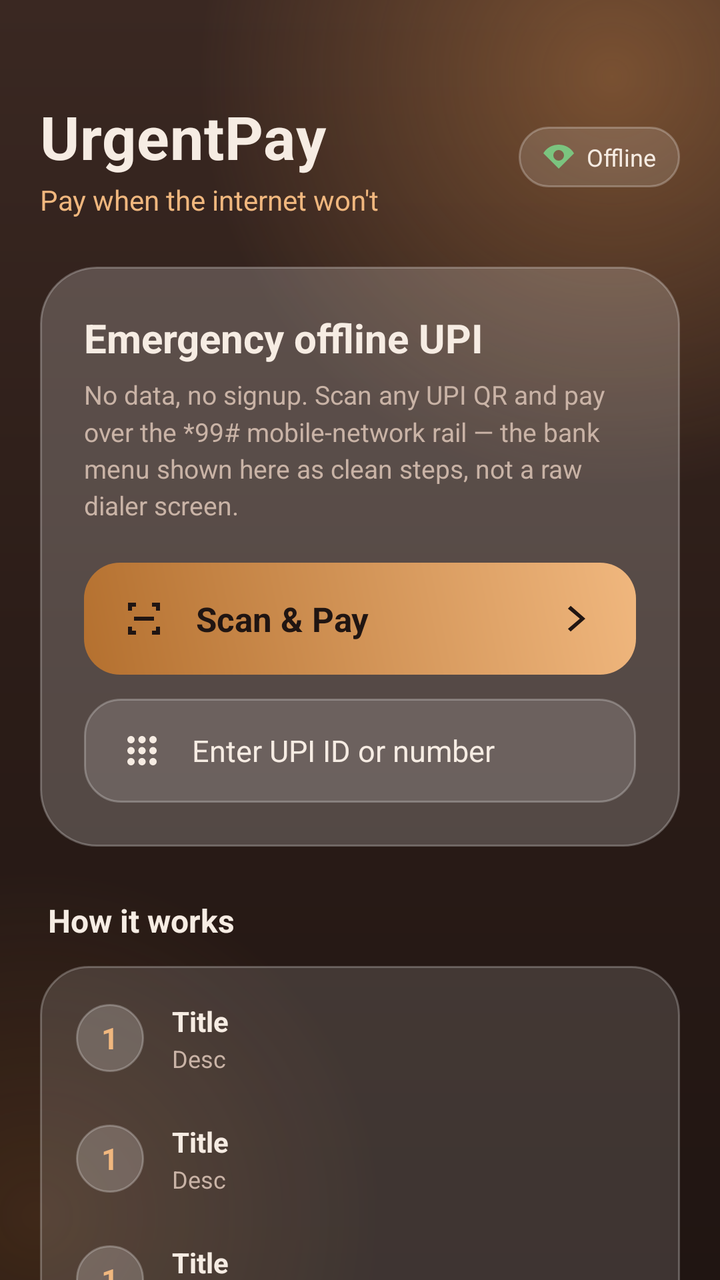
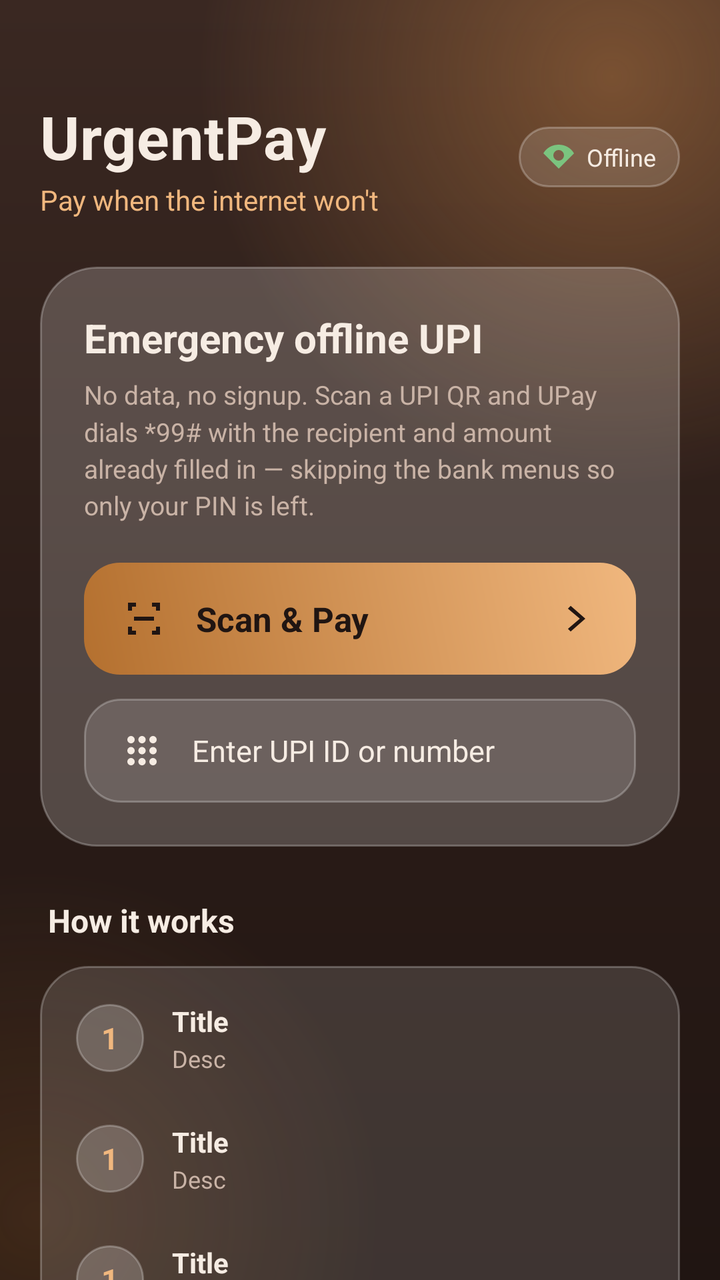

Two renders of the same Android screen: before a commit and after it. Below are the layout's source before the change and the commit's diff.
<!-- AndroidManifest.xml: application theme Theme.UrgentPay -->
<!-- res/layout/activity_main.xml -->
<?xml version="1.0" encoding="utf-8"?>
<ScrollView xmlns:android="http://schemas.android.com/apk/res/android"
    xmlns:app="http://schemas.android.com/apk/res-auto"
    android:layout_width="match_parent"
    android:layout_height="match_parent"
    android:background="@drawable/bg_app"
    android:fillViewport="true"
    android:scrollbars="none">

    <LinearLayout
        android:layout_width="match_parent"
        android:layout_height="wrap_content"
        android:orientation="vertical"
        android:paddingHorizontal="20dp"
        android:paddingTop="48dp"
        android:paddingBottom="28dp">

        
        <LinearLayout
            android:layout_width="match_parent"
            android:layout_height="wrap_content"
            android:gravity="center_vertical"
            android:orientation="horizontal">

            <LinearLayout
                android:layout_width="0dp"
                android:layout_height="wrap_content"
                android:layout_weight="1"
                android:orientation="vertical">

                <TextView
                    android:layout_width="wrap_content"
                    android:layout_height="wrap_content"
                    android:text="@string/app_name"
                    android:textColor="@color/cream"
                    android:textSize="30sp"
                    android:textStyle="bold"
                    android:letterSpacing="0.01" />

                <TextView
                    android:layout_width="wrap_content"
                    android:layout_height="wrap_content"
                    android:layout_marginTop="2dp"
                    android:text="@string/tagline"
                    android:textColor="@color/copper_light"
                    android:textSize="14sp" />
            </LinearLayout>

            <LinearLayout
                android:layout_width="wrap_content"
                android:layout_height="wrap_content"
                android:background="@drawable/pill"
                android:gravity="center_vertical"
                android:orientation="horizontal"
                android:paddingHorizontal="12dp"
                android:paddingVertical="7dp">

                <ImageView
                    android:layout_width="16dp"
                    android:layout_height="16dp"
                    android:src="@drawable/ic_offline" />

                <TextView
                    android:layout_width="wrap_content"
                    android:layout_height="wrap_content"
                    android:layout_marginStart="6dp"
                    android:text="@string/offline_ready"
                    android:textColor="@color/cream"
                    android:textSize="12sp" />
            </LinearLayout>
        </LinearLayout>

        
        <LinearLayout
            android:layout_width="match_parent"
            android:layout_height="wrap_content"
            android:layout_marginTop="24dp"
            android:background="@drawable/glass_card_strong"
            android:orientation="vertical"
            android:padding="22dp">

            <TextView
                android:layout_width="wrap_content"
                android:layout_height="wrap_content"
                android:text="@string/hero_title"
                android:textColor="@color/cream"
                android:textSize="20sp"
                android:textStyle="bold" />

            <TextView
                android:layout_width="match_parent"
                android:layout_height="wrap_content"
                android:layout_marginTop="6dp"
                android:text="@string/hero_sub"
                android:textColor="@color/cream_muted"
                android:textSize="13sp"
                android:lineSpacingMultiplier="1.2" />

            
            <LinearLayout
                android:id="@+id/btnScan"
                android:layout_width="match_parent"
                android:layout_height="wrap_content"
                android:layout_marginTop="20dp"
                android:background="@drawable/btn_copper"
                android:gravity="center_vertical"
                android:orientation="horizontal"
                android:paddingHorizontal="18dp"
                android:paddingVertical="16dp"
                android:clickable="true"
                android:focusable="true">

                <ImageView
                    android:layout_width="24dp"
                    android:layout_height="24dp"
                    android:src="@drawable/ic_scan" />

                <TextView
                    android:layout_width="0dp"
                    android:layout_height="wrap_content"
                    android:layout_weight="1"
                    android:layout_marginStart="14dp"
                    android:text="@string/scan_and_pay"
                    android:textColor="@color/cocoa_900"
                    android:textSize="17sp"
                    android:textStyle="bold" />

                <ImageView
                    android:layout_width="22dp"
                    android:layout_height="22dp"
                    android:src="@drawable/ic_arrow" />
            </LinearLayout>

            
            <LinearLayout
                android:id="@+id/btnManual"
                android:layout_width="match_parent"
                android:layout_height="wrap_content"
                android:layout_marginTop="12dp"
                android:background="@drawable/btn_ghost"
                android:gravity="center_vertical"
                android:orientation="horizontal"
                android:paddingHorizontal="18dp"
                android:paddingVertical="15dp"
                android:clickable="true"
                android:focusable="true">

                <ImageView
                    android:layout_width="22dp"
                    android:layout_height="22dp"
                    android:src="@drawable/ic_keypad" />

                <TextView
                    android:layout_width="0dp"
                    android:layout_height="wrap_content"
                    android:layout_weight="1"
                    android:layout_marginStart="14dp"
                    android:text="@string/enter_manually"
                    android:textColor="@color/cream"
                    android:textSize="15sp" />
            </LinearLayout>
        </LinearLayout>

        
        <TextView
            android:layout_width="wrap_content"
            android:layout_height="wrap_content"
            android:layout_marginTop="26dp"
            android:layout_marginStart="4dp"
            android:text="@string/how_title"
            android:textColor="@color/cream"
            android:textSize="16sp"
            android:textStyle="bold" />

        <LinearLayout
            android:layout_width="match_parent"
            android:layout_height="wrap_content"
            android:layout_marginTop="12dp"
            android:background="@drawable/glass_card"
            android:orientation="vertical"
            android:padding="6dp">

            <include layout="@layout/item_step" android:id="@+id/step1" />
            <include layout="@layout/item_step" android:id="@+id/step2" />
            <include layout="@layout/item_step" android:id="@+id/step3" />
        </LinearLayout>

        
        <LinearLayout
            android:layout_width="match_parent"
            android:layout_height="wrap_content"
            android:layout_marginTop="16dp"
            android:background="@drawable/glass_card"
            android:gravity="center_vertical"
            android:orientation="horizontal"
            android:padding="16dp">

            <ImageView
                android:layout_width="26dp"
                android:layout_height="26dp"
                android:src="@drawable/ic_shield" />

            <TextView
                android:layout_width="0dp"
                android:layout_height="wrap_content"
                android:layout_weight="1"
                android:layout_marginStart="14dp"
                android:text="@string/security_note"
                android:textColor="@color/cream_muted"
                android:textSize="12sp"
                android:lineSpacingMultiplier="1.15" />
        </LinearLayout>

        <TextView
            android:layout_width="match_parent"
            android:layout_height="wrap_content"
            android:layout_marginTop="18dp"
            android:text="@string/disclaimer"
            android:textColor="@color/cream_muted"
            android:textSize="11sp"
            android:alpha="0.8"
            android:lineSpacingMultiplier="1.15" />
    </LinearLayout>
</ScrollView>
<!-- res/layout/item_step.xml (included above) -->
<?xml version="1.0" encoding="utf-8"?>
<LinearLayout xmlns:android="http://schemas.android.com/apk/res/android"
    android:layout_width="match_parent"
    android:layout_height="wrap_content"
    android:gravity="center_vertical"
    android:orientation="horizontal"
    android:padding="12dp">

    <TextView
        android:id="@+id/stepNum"
        android:layout_width="34dp"
        android:layout_height="34dp"
        android:background="@drawable/circle_glass"
        android:gravity="center"
        android:text="1"
        android:textColor="@color/copper_light"
        android:textSize="15sp"
        android:textStyle="bold" />

    <LinearLayout
        android:layout_width="0dp"
        android:layout_height="wrap_content"
        android:layout_weight="1"
        android:layout_marginStart="14dp"
        android:orientation="vertical">

        <TextView
            android:id="@+id/stepTitle"
            android:layout_width="wrap_content"
            android:layout_height="wrap_content"
            android:text="Title"
            android:textColor="@color/cream"
            android:textSize="14sp"
            android:textStyle="bold" />

        <TextView
            android:id="@+id/stepDesc"
            android:layout_width="match_parent"
            android:layout_height="wrap_content"
            android:layout_marginTop="1dp"
            android:text="Desc"
            android:textColor="@color/cream_muted"
            android:textSize="12sp"
            android:lineSpacingMultiplier="1.1" />
    </LinearLayout>
</LinearLayout>
<!-- resources referenced by this layout -->
<resources>
  <color name="cocoa_900">#201512</color>
  <color name="copper_light">#F0B77E</color>
  <color name="cream">#F6ECE3</color>
  <color name="cream_muted">#C9B3A6</color>
  <!-- drawable btn_copper (drawable) -->
  <?xml version="1.0" encoding="utf-8"?>
  <shape xmlns:android="http://schemas.android.com/apk/res/android" android:shape="rectangle">
      <gradient android:angle="45" android:startColor="@color/copper_dark" android:endColor="@color/copper_light" />
      <corners android:radius="18dp" />
  </shape>
  <!-- drawable btn_ghost (drawable) -->
  <?xml version="1.0" encoding="utf-8"?>
  <shape xmlns:android="http://schemas.android.com/apk/res/android" android:shape="rectangle">
      <solid android:color="@color/glass_fill" />
      <corners android:radius="18dp" />
      <stroke android:width="1dp" android:color="@color/glass_stroke" />
  </shape>
  <!-- drawable circle_glass (drawable) -->
  <?xml version="1.0" encoding="utf-8"?>
  <shape xmlns:android="http://schemas.android.com/apk/res/android" android:shape="oval">
      <solid android:color="@color/glass_fill_strong" />
      <stroke android:width="1dp" android:color="@color/glass_stroke" />
  </shape>
  <!-- drawable glass_card (drawable) -->
  <?xml version="1.0" encoding="utf-8"?>
  <shape xmlns:android="http://schemas.android.com/apk/res/android" android:shape="rectangle">
      <solid android:color="@color/glass_fill" />
      <corners android:radius="24dp" />
      <stroke android:width="1dp" android:color="@color/glass_stroke" />
  </shape>
  <!-- drawable ic_arrow (drawable) -->
  <vector xmlns:android="http://schemas.android.com/apk/res/android" android:width="24dp" android:height="24dp" android:viewportWidth="24" android:viewportHeight="24">
    <path android:fillColor="#201512" android:pathData="M8,5l8,7 -8,7 -1.5,-1.5L13,12 6.5,6.5z"/>
  </vector>
  <!-- drawable ic_scan (drawable) -->
  <vector xmlns:android="http://schemas.android.com/apk/res/android" android:width="24dp" android:height="24dp" android:viewportWidth="24" android:viewportHeight="24">
    <path android:fillColor="#201512" android:pathData="M4,4h4v2H6v2H4zM16,4h4v4h-2V6h-2zM4,16h2v2h2v2H4zM18,16h2v4h-4v-2h2zM7,11h10v2H7z"/>
  </vector>
  <!-- drawable pill (drawable) -->
  <?xml version="1.0" encoding="utf-8"?>
  <shape xmlns:android="http://schemas.android.com/apk/res/android" android:shape="rectangle">
      <solid android:color="@color/glass_fill" />
      <corners android:radius="100dp" />
      <stroke android:width="1dp" android:color="@color/glass_stroke" />
  </shape>
  <string name="app_name">UrgentPay</string>
  <string name="disclaimer">UrgentPay is an independent utility. It is not affiliated with, endorsed by, or connected to NPCI, UPI, BHIM, or any bank. Payments are completed by your bank over the *99# / IVR telecom rails. Availability depends on your bank and SIM — no app can guarantee a transfer.</string>
  <string name="enter_manually">Enter UPI ID or number</string>
  <string name="hero_sub">No data, no signup. Scan any UPI QR and pay over the *99# mobile-network rail — the bank menu shown here as clean steps, not a raw dialer screen.</string>
  <string name="hero_title">Emergency offline UPI</string>
  <string name="how_title">How it works</string>
  <string name="offline_ready">Offline</string>
  <string name="scan_and_pay">Scan &amp; Pay</string>
  <string name="security_note">Your UPI PIN is never seen or stored by UrgentPay. At the moment it\'s needed, we hand off to your phone\'s secure NPCI screen — the only place a UPI PIN should ever be typed.</string>
  <string name="tagline">Pay when the internet won\'t</string>
  <color name="cocoa_700">#3A2822</color>
  <color name="cocoa_800">#2C1D18</color>
  <color name="copper_dark">#B4702F</color>
  <color name="glass_fill">#22FFFFFF</color>
  <color name="glass_stroke">#40FFFFFF</color>
  <color name="glass_fill_strong">#33FFFFFF</color>
  <color name="copper">#D98E4A</color>
</resources>

<!-- the commit's change to res/layout/activity_main.xml (unified diff, before → after) -->
@@ -209,6 +209,25 @@
                 android:textColor="@color/cream_muted"
                 android:textSize="12sp"
                 android:lineSpacingMultiplier="1.15" />
+        </LinearLayout>
+
+        <LinearLayout
+            android:id="@+id/btnBankSettings"
+            android:layout_width="match_parent"
+            android:layout_height="wrap_content"
+            android:layout_marginTop="16dp"
+            android:background="@drawable/btn_ghost"
+            android:clickable="true"
+            android:focusable="true"
+            android:gravity="center"
+            android:paddingVertical="14dp">
+
+            <TextView
+                android:layout_width="wrap_content"
+                android:layout_height="wrap_content"
+                android:text="@string/bank_settings"
+                android:textColor="@color/cream"
+                android:textSize="14sp" />
         </LinearLayout>
 
         <TextView
<!-- resource entries referenced after the edit -->
@@ -46,9 +46,10 @@
       <stroke android:width="1dp" android:color="@color/glass_stroke" />
   </shape>
   <string name="app_name">UrgentPay</string>
+  <string name="bank_settings">Bank menu settings</string>
   <string name="disclaimer">UrgentPay is an independent utility. It is not affiliated with, endorsed by, or connected to NPCI, UPI, BHIM, or any bank. Payments are completed by your bank over the *99# / IVR telecom rails. Availability depends on your bank and SIM — no app can guarantee a transfer.</string>
   <string name="enter_manually">Enter UPI ID or number</string>
-  <string name="hero_sub">No data, no signup. Scan any UPI QR and pay over the *99# mobile-network rail — the bank menu shown here as clean steps, not a raw dialer screen.</string>
+  <string name="hero_sub">No data, no signup. Scan a UPI QR and UPay dials *99# with the recipient and amount already filled in — skipping the bank menus so only your PIN is left.</string>
   <string name="hero_title">Emergency offline UPI</string>
   <string name="how_title">How it works</string>
   <string name="offline_ready">Offline</string>
